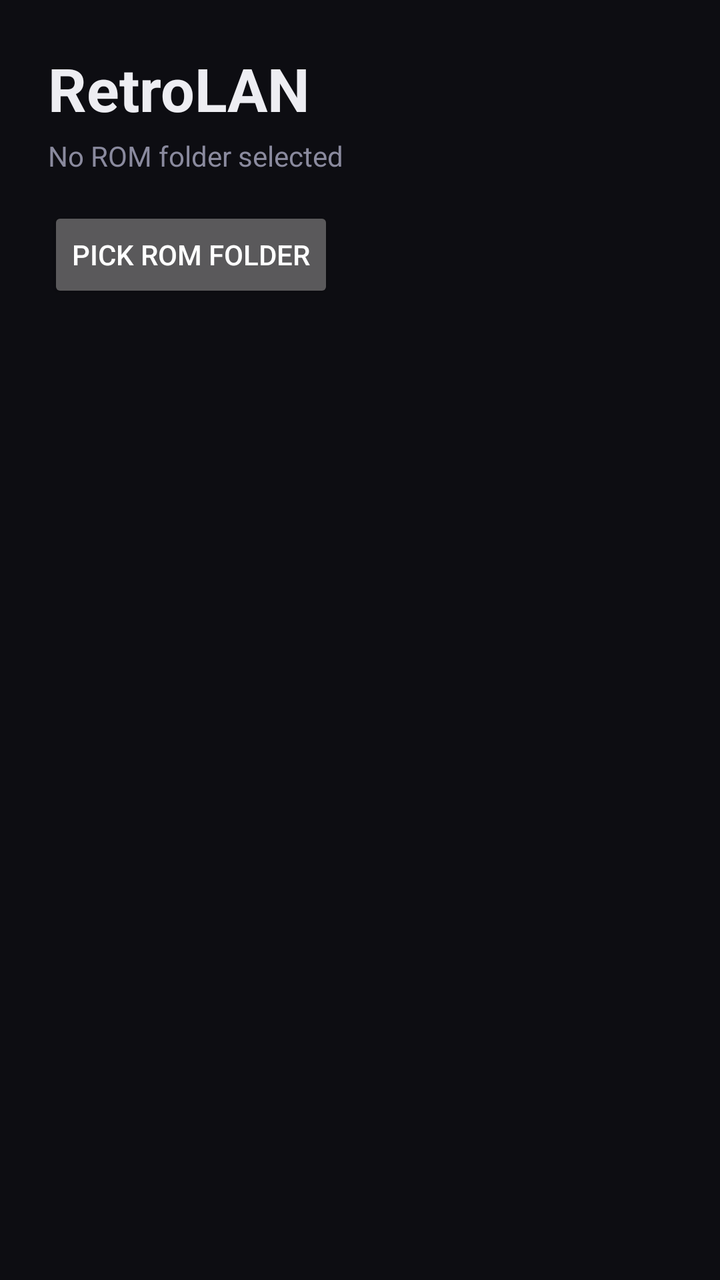
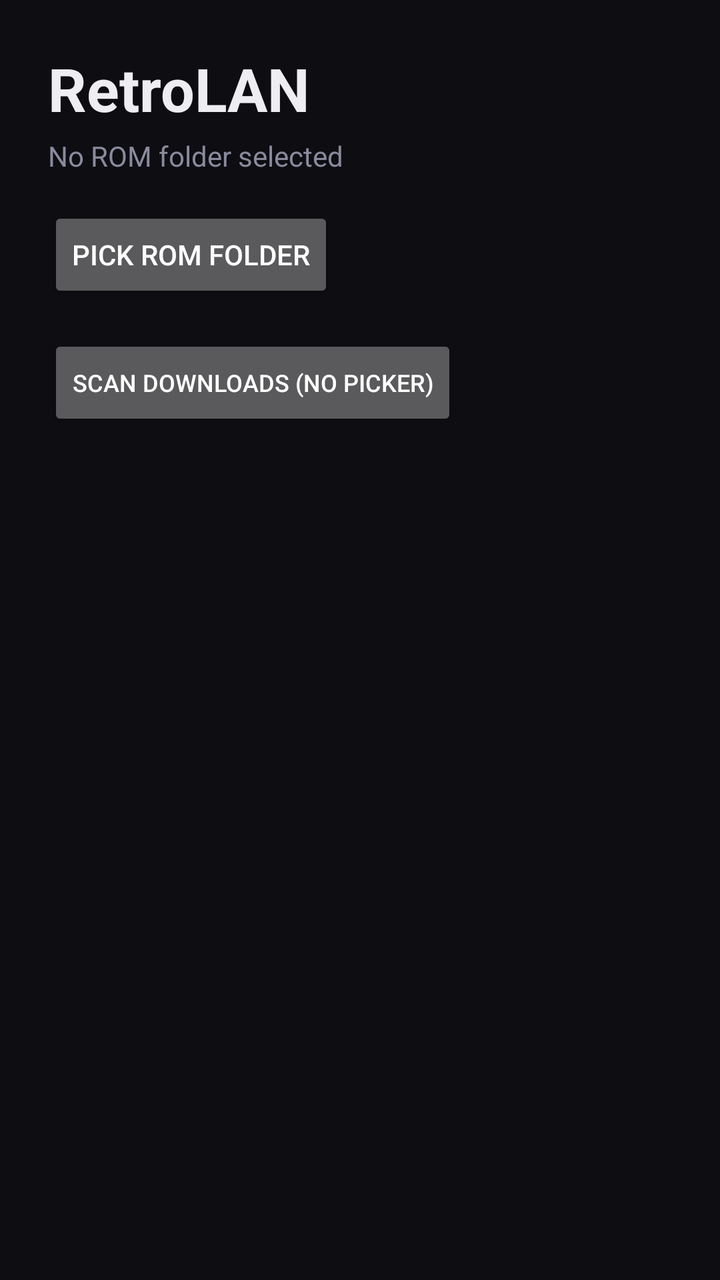

An Android layout rendered at two revisions. The XML below is the earlier revision; the diff shows what the commit changed to produce the second picture.
<!-- AndroidManifest.xml: application theme AppTheme -->
<!-- res/layout/activity_main.xml -->
<?xml version="1.0" encoding="utf-8"?>
<LinearLayout xmlns:android="http://schemas.android.com/apk/res/android"
    android:layout_width="match_parent" android:layout_height="match_parent"
    android:orientation="vertical" android:background="@color/bg" android:padding="24dp">
    <TextView
        android:id="@+id/title"
        android:layout_width="wrap_content" android:layout_height="wrap_content"
        android:text="RetroLAN"
        android:textSize="30sp" android:textColor="@color/ink" android:textStyle="bold" />
    <TextView
        android:id="@+id/status_text"
        android:layout_width="wrap_content" android:layout_height="wrap_content"
        android:text="@string/no_rom_folder" android:textColor="@color/muted" android:textSize="14sp" android:layout_marginTop="4dp" />
    <Button
        android:id="@+id/pick_folder"
        android:layout_width="wrap_content" android:layout_height="wrap_content"
        android:text="@string/pick_folder" android:layout_marginTop="16dp" android:layout_marginBottom="16dp" />
    <androidx.recyclerview.widget.RecyclerView
        android:id="@+id/rom_grid"
        android:layout_width="match_parent" android:layout_height="0dp" android:layout_weight="1" />
</LinearLayout>
<!-- resources referenced by this layout -->
<resources>
  <color name="bg">#0D0D12</color>
  <color name="ink">#EDEDF2</color>
  <color name="muted">#8A8A9E</color>
  <string name="no_rom_folder">No ROM folder selected</string>
  <string name="pick_folder">Pick ROM folder</string>
  <style name="AppTheme" parent="Theme.AppCompat.NoActionBar">
          <item name="android:windowBackground">@color/bg</item>
          <item name="colorPrimary">@color/accent</item>
          <item name="colorPrimaryDark">@color/bg</item>
          <item name="colorAccent">@color/accent</item>
      </style>
  <color name="accent">#A13BFF</color>
</resources>

<!-- the commit's change to res/layout/activity_main.xml (unified diff, before → after) -->
@@ -15,6 +15,11 @@
         android:id="@+id/pick_folder"
         android:layout_width="wrap_content" android:layout_height="wrap_content"
         android:text="@string/pick_folder" android:layout_marginTop="16dp" android:layout_marginBottom="16dp" />
+    <Button
+        android:id="@+id/scan_downloads"
+        android:layout_width="wrap_content" android:layout_height="wrap_content"
+        android:text="Scan Downloads (no picker)" android:layout_marginBottom="16dp"
+        android:textSize="12sp" />
     <androidx.recyclerview.widget.RecyclerView
         android:id="@+id/rom_grid"
         android:layout_width="match_parent" android:layout_height="0dp" android:layout_weight="1" />
